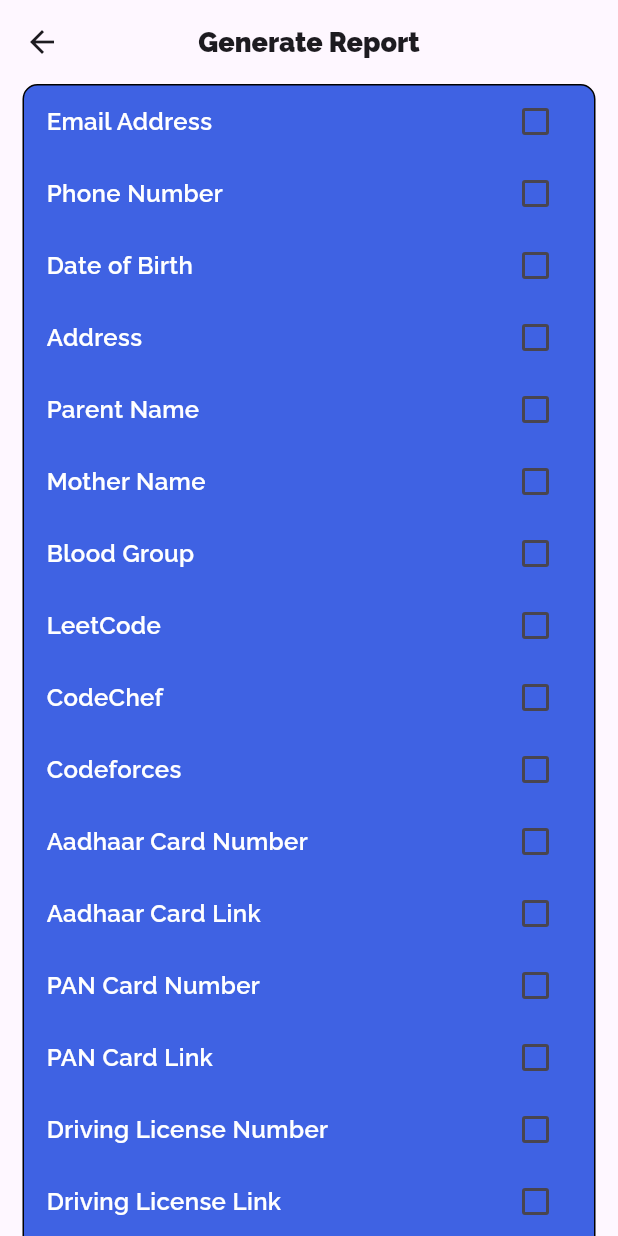
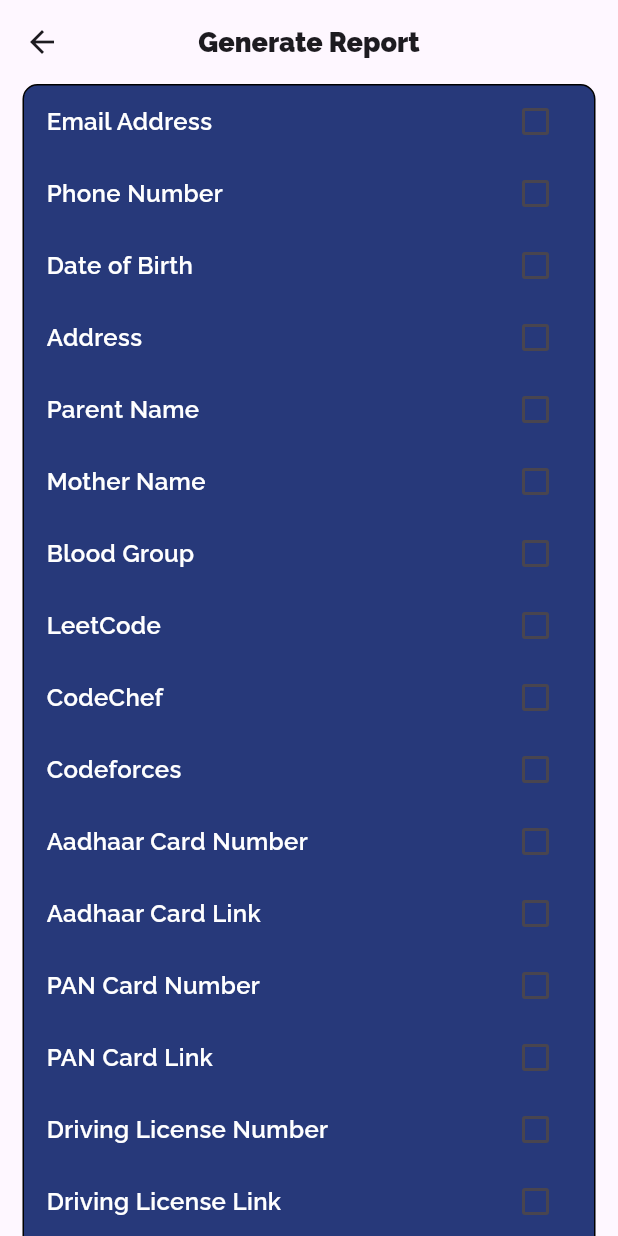
Before and after one commit to MuthuvelA/UniVerse, a Flutter app: the GenetateExcelView screen opened directly, on a phone screen of 412 x 824 dp. Run offline on Flutter 3.47's test engine with Material 3 defaults, Android fonts, the phone set to English and light mode, and no system bars; our stand-ins replace flutter_dotenv; missing offline and left inert: dart:html, encrypt.

Commit message:
edited padding and color in excel generate

```diff
--- a/lib/component/view/create_post_view.dart
+++ b/lib/component/view/create_post_view.dart
@@ -42,7 +42,9 @@ class _CreatePostViewState extends State<CreatePostView> {
         title: const Text("Create Post",style: TextStyle(fontFamily: "Raleway",fontSize: 18),),
         centerTitle: true,
       ),
-      body: bodyPartForPost(),
+      body: SingleChildScrollView(
+        scrollDirection: Axis.vertical,
+          child: bodyPartForPost()),
     );
   }
   Widget bodyPartForPost(){
--- a/lib/component/view/generate_excel_view.dart
+++ b/lib/component/view/generate_excel_view.dart
@@ -68,7 +68,7 @@ class _GenetateExcelViewState extends State<GenetateExcelView> {
              decoration: BoxDecoration(
                borderRadius: BorderRadius.circular(10),
                border: Border.all(color: Colors.black),
-               color: Color(0xFF3F62E3)
+               color: const Color(0xFF27397A)
              ),
             child: Padding(
               padding: const EdgeInsets.only(left: 15,right: 15),
--- a/lib/component/view/staff_profile_view.dart
+++ b/lib/component/view/staff_profile_view.dart
@@ -51,7 +51,7 @@ class _StaffProfileViewState extends State<StaffProfileView> {
     DateTime now = new DateTime.now();
     DateTime date = new DateTime(now.year, now.month, now.day);
     return Padding(
-      padding: const EdgeInsets.only(left: 15,right: 15),
+      padding: const EdgeInsets.only(top: 10,left: 15,right: 15),
       child: Container(
         // height: height/6,
         width: double.infinity,
--- a/lib/main.dart
+++ b/lib/main.dart
@@ -21,7 +21,7 @@ class MyApp extends StatelessWidget {
   @override
   Widget build(BuildContext context) {
     return MaterialApp(
-      initialRoute: "/adminDash",
+      initialRoute: "/studentDash",
       routes: {
         "/login" : (context) =>  const LoginView(),
         "/staffDash" : (context) => const StaffDashboardView(),
```
